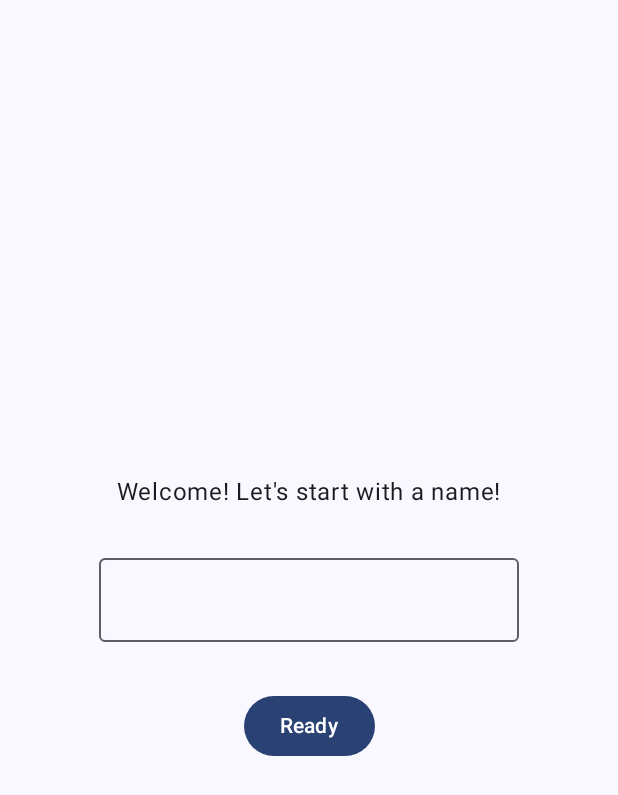
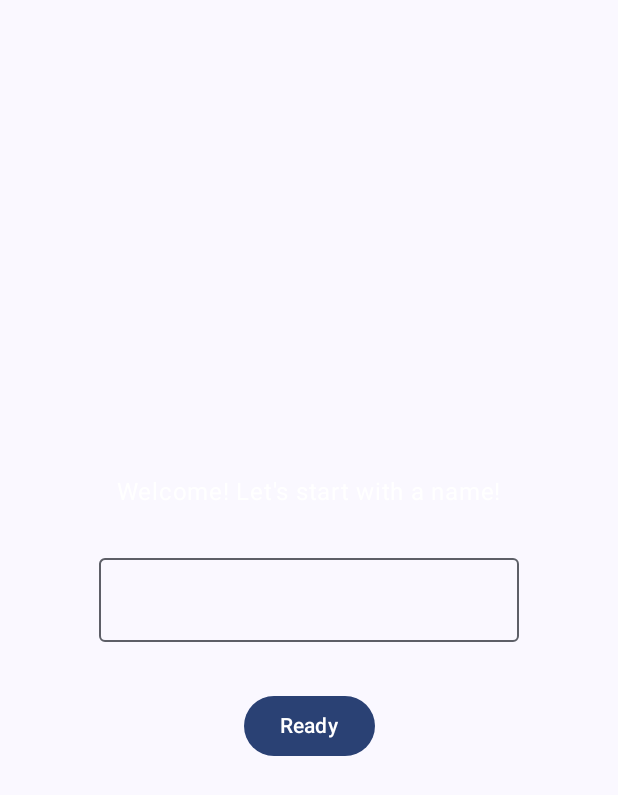
Before and after one commit to AmberSimsDev/MyAdventureGame, an Android app built with Jetpack Compose: the screen it shows after launch (MainActivity), on a phone screen of 412 x 824 dp. Shown: the top 795 px of the screen. Run offline under Robolectric (Android 15) with nearby library versions, the phone set to English and light mode, and no system bars.

Commit message:
Second Commit

```diff
--- a/app/src/main/java/ambersimsdev/myadventuregame/MainActivity.kt
+++ b/app/src/main/java/ambersimsdev/myadventuregame/MainActivity.kt
@@ -1,28 +1,15 @@
 package ambersimsdev.myadventuregame
 
+
+import ambersimsdev.myadventuregame.ui.nav.appNav
 import android.os.Bundle
 import androidx.activity.ComponentActivity
 import androidx.activity.compose.setContent
 import androidx.compose.foundation.layout.fillMaxSize
 import androidx.compose.material3.MaterialTheme
 import androidx.compose.material3.Surface
-import androidx.compose.material3.Text
-import androidx.compose.runtime.Composable
 import androidx.compose.ui.Modifier
-import androidx.compose.ui.tooling.preview.Preview
 import ambersimsdev.myadventuregame.ui.theme.MyAdventureGameTheme
-import androidx.compose.foundation.layout.Arrangement
-import androidx.compose.foundation.layout.Column
-import androidx.compose.foundation.layout.Spacer
-import androidx.compose.foundation.layout.fillMaxWidth
-import androidx.compose.foundation.layout.padding
-import androidx.compose.material3.Button
-import androidx.compose.material3.OutlinedTextField
-import androidx.compose.material3.TextField
-import androidx.compose.runtime.mutableStateOf
-import androidx.compose.runtime.remember
-import androidx.compose.ui.Alignment
-import androidx.compose.ui.unit.dp
 
 class MainActivity : ComponentActivity() {
     override fun onCreate(savedInstanceState: Bundle?) {
@@ -34,38 +21,9 @@ class MainActivity : ComponentActivity() {
                     modifier = Modifier.fillMaxSize(),
                     color = MaterialTheme.colorScheme.background
                 ) {
-                    welcomeScreen()
+                    appNav()
                 }
             }
         }
     }
 }
-
-@Composable
-fun welcomeScreen() {
-    val name = remember { mutableStateOf("")}
-    Column(modifier = Modifier
-        .fillMaxSize()
-        .padding(16.dp), verticalArrangement = Arrangement.Center,
-        horizontalAlignment = Alignment.CenterHorizontally) {
-        Text(text = "Welcome! Let's start with a name!" )
-        Spacer(modifier = Modifier.padding(16.dp))
-        OutlinedTextField(value = name.value , onValueChange = {
-            name.value })
-        Spacer(modifier = Modifier.padding(16.dp))
-        Button(onClick = { /*TODO*/ }) {
-            Text(text = "Ready")
-
-        }
-    }
-
-
-}
-
-@Preview(showBackground = true)
-@Composable
-fun GreetingPreview() {
-    MyAdventureGameTheme {
-        welcomeScreen()
-    }
-}
--- /dev/null
+++ b/app/src/main/java/ambersimsdev/myadventuregame/ui/WelcomeScreen.kt
@@ -0,0 +1,53 @@
+package ambersimsdev.myadventuregame.ui
+
+import ambersimsdev.myadventuregame.ui.nav.Screen
+import androidx.compose.foundation.layout.Arrangement
+import androidx.compose.foundation.layout.Column
+import androidx.compose.foundation.layout.Spacer
+import androidx.compose.foundation.layout.fillMaxSize
+import androidx.compose.foundation.layout.padding
+import androidx.compose.material3.Button
+import androidx.compose.material3.OutlinedTextField
+import androidx.compose.material3.Text
+import androidx.compose.runtime.Composable
+import androidx.compose.runtime.mutableStateOf
+import androidx.compose.runtime.remember
+import androidx.compose.ui.Alignment
+import androidx.compose.ui.Modifier
+import androidx.compose.ui.graphics.Color
+import androidx.compose.ui.tooling.preview.Preview
+import androidx.compose.ui.unit.dp
+import androidx.navigation.NavController
+import androidx.navigation.compose.rememberNavController
+
+@Composable
+fun welcomeScreen(navController: NavController) {
+    val name = remember { mutableStateOf("") }
+    Column(modifier = Modifier
+        .fillMaxSize()
+        .padding(16.dp), verticalArrangement = Arrangement.Center,
+        horizontalAlignment = Alignment.CenterHorizontally) {
+        Text(text = "Welcome! Let's start with a name!", color = Color.White)
+        Spacer(modifier = Modifier.padding(16.dp))
+        OutlinedTextField(value = name.value , onValueChange = {
+            name.value = it })
+        Spacer(modifier = Modifier.padding(16.dp))
+        Button(onClick ={
+            if(
+                name.value.isNotBlank()){
+            navController.navigate("Screen.PrepScreen/${name.value}")
+            }
+         }
+        ){
+            Text(text = "Ready")
+
+        }
+    }
+
+
+}
+@Preview
+@Composable
+fun welcomeScreenPreview(){
+    welcomeScreen(navController = rememberNavController())
+}
--- /dev/null
+++ b/app/src/main/java/ambersimsdev/myadventuregame/ui/nav/Navigation.kt
@@ -0,0 +1,38 @@
+package ambersimsdev.myadventuregame.ui.nav
+
+import ambersimsdev.myadventuregame.ui.prepScreen
+import ambersimsdev.myadventuregame.ui.welcomeScreen
+import androidx.compose.runtime.Composable
+import androidx.navigation.compose.NavHost
+import androidx.navigation.compose.composable
+import androidx.navigation.compose.rememberNavController
+
+@Composable
+fun appNav(){
+    val navController = rememberNavController()
+    NavHost(navController = navController, startDestination = "Screen.welcomeScreen", builder = {
+        composable("Screen.welcomeScreen") {
+            welcomeScreen(navController)
+        }
+        composable("Screen.prepScreen/{name}"){
+            val name = it.arguments?.getString("name")
+            prepScreen(name ="$name")
+            }
+
+    })
+
+}
+
+/*
+
+  composable("Screen.prepScreen/{name}"){
+            val name = it.arguments?.getString("name")
+            prepScreen(name?: "no name")
+            }
+
+            composable(route = "prepScreen/{name}") { backStackEntry ->
+            val name = backStackEntry.arguments?.getString("name") ?: ""
+            prepScreen(name = name)
+        }
+
+ */
```
Also changed, not shown: app/build.gradle.kts (+7 -2 lines), app/src/main/java/ambersimsdev/myadventuregame/ManagerOfScenes.kt (added, +41 -0 lines), app/src/main/java/ambersimsdev/myadventuregame/PrepSceneConstant.kt (added, +24 -0 lines), app/src/main/java/ambersimsdev/myadventuregame/ui/ActionScreen.kt (added, +57 -0 lines), app/src/main/java/ambersimsdev/myadventuregame/ui/PrepScreen.kt (added, +78 -0 lines), app/src/main/java/ambersimsdev/myadventuregame/ui/nav/ScreenManager.kt (added, +25 -0 lines).
